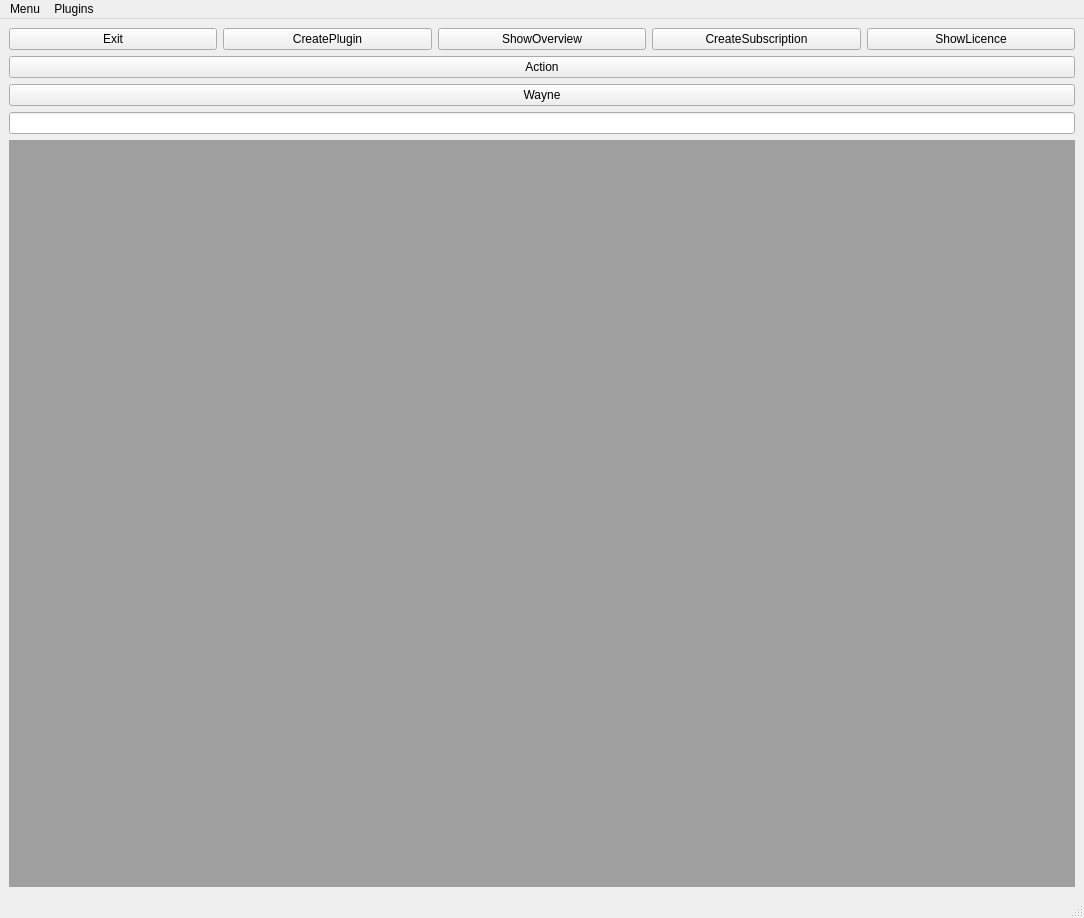
Above: ui/gui/main.ui from TUB-Control/PaPI before the change. Below: the same form after it.
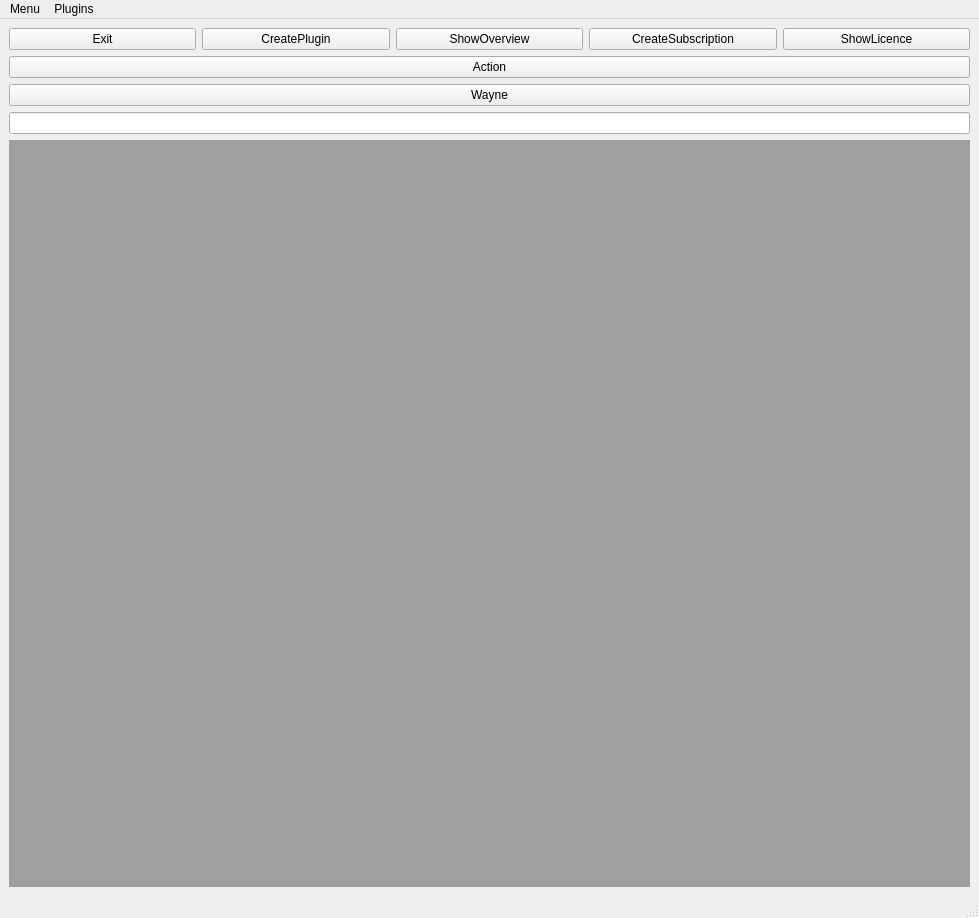
That is the form after the change.

Patch:
```diff
--- a/ui/gui/main.ui
+++ b/ui/gui/main.ui
@@ -6,7 +6,7 @@
    <rect>
     <x>0</x>
     <y>0</y>
-    <width>1084</width>
+    <width>979</width>
     <height>918</height>
    </rect>
   </property>
@@ -89,7 +89,7 @@
     <rect>
      <x>0</x>
      <y>0</y>
-     <width>1084</width>
+     <width>979</width>
      <height>25</height>
     </rect>
    </property>
```
